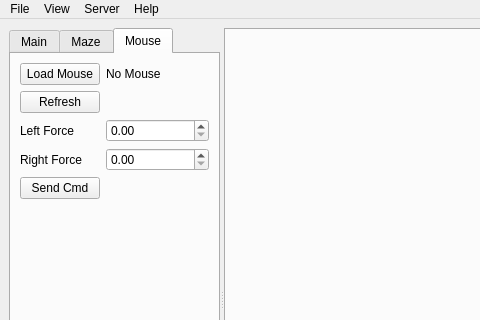
The window that sim/simulator/lib/mainwindow.ui (WPISmartmouse/Smartmouse_2018) describes before a commit, drawn with Qt 5; both pictures show x 0 to 480 and y 0 to 320 of the 769 by 600 pixel window.
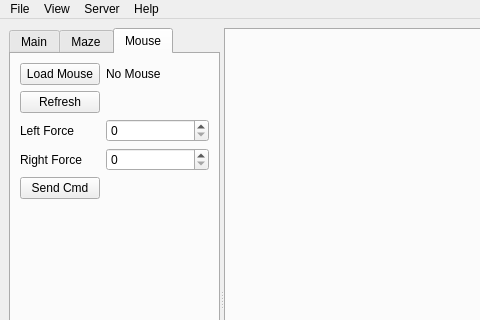
The same window after the commit.

Patch:
```diff
--- a/sim/simulator/lib/mainwindow.ui
+++ b/sim/simulator/lib/mainwindow.ui
@@ -167,16 +167,16 @@
           </widget>
          </item>
          <item row="3" column="1">
-          <widget class="QDoubleSpinBox" name="left_f_spinbox">
+          <widget class="QSpinBox" name="left_f_spinbox">
            <property name="maximum">
-            <double>255.000000000000000</double>
+            <number>255</number>
            </property>
           </widget>
          </item>
          <item row="4" column="1">
-          <widget class="QDoubleSpinBox" name="right_f_spinbox">
+          <widget class="QSpinBox" name="right_f_spinbox">
            <property name="maximum">
-            <double>255.000000000000000</double>
+            <number>255</number>
            </property>
           </widget>
          </item>
```
